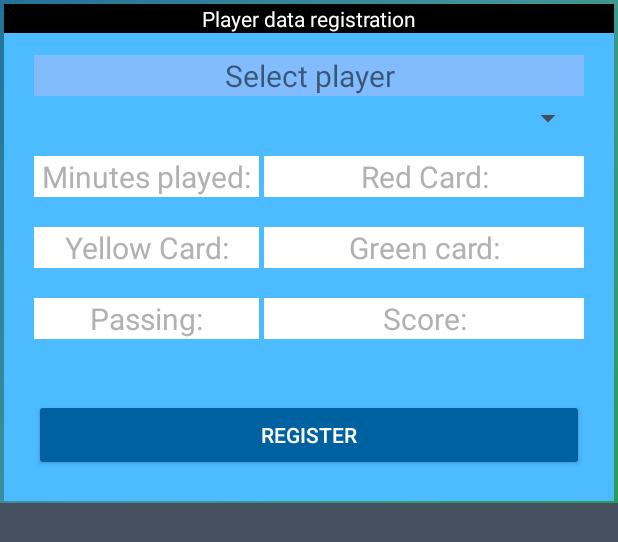
After one commit to gebib/Idretts_app, an Android app: the layout edit_camp_records.xml on its own in the app's theme, with its tools: preview values and no code run, on a phone screen of 412 x 824 dp. The commit adds this screen. Shown: the top 542 px of the screen. Run offline under Robolectric (Android 15) with nearby library versions, the phone set to English and light mode, and no system bars.

Commit message:
update20: trainer register camp records for selected player OK

```diff
--- a/app/src/main/java/com/example/gruppe43/idretts_app/application/controll/Authentication.java
+++ b/app/src/main/java/com/example/gruppe43/idretts_app/application/controll/Authentication.java
@@ -34,7 +34,7 @@ public class Authentication {
     protected DatabaseReference fbPlayerPostsDbRef;
     protected DatabaseReference fbUsersDbRef;
     protected DatabaseReference fbAbsenceDbRef;
-    protected DatabaseReference fbCapsDbRef;
+    protected DatabaseReference fbCapRecordsDbRef;
     private String email;
     private String pass;
     private DataBaseHelper databaseHelper;
@@ -48,7 +48,7 @@ public class Authentication {
         fbPlayerPostsDbRef = FirebaseDatabase.getInstance().getReference().child("PlayerPosts");
         fbUsersDbRef = FirebaseDatabase.getInstance().getReference().child("Users");
         fbAbsenceDbRef = FirebaseDatabase.getInstance().getReference().child("Abcences");
-        fbCapsDbRef = FirebaseDatabase.getInstance().getReference().child("Camps");
+        fbCapRecordsDbRef = FirebaseDatabase.getInstance().getReference().child("CampsRecords");
 
         fbAuth = FirebaseAuth.getInstance();
         this.mainActivity = mainActivity;
--- /dev/null
+++ b/app/src/main/res/layout/edit_camp_records.xml
@@ -0,0 +1,161 @@
+<?xml version="1.0" encoding="utf-8"?>
+<ScrollView xmlns:android="http://schemas.android.com/apk/res/android"
+    android:layout_width="fill_parent"
+    android:layout_height="fill_parent"
+    android:background="@color/iron"
+    android:fitsSystemWindows="true">
+
+    <RelativeLayout
+        android:layout_width="match_parent"
+        android:layout_height="wrap_content"
+        android:background="@drawable/gradient_bg_hover"
+        android:padding="1dp">
+
+        <RelativeLayout
+            android:id="@+id/secondRelativeLayout"
+            android:layout_width="match_parent"
+            android:layout_height="wrap_content"
+            android:layout_below="@+id/topRelativLayout"
+            android:background="@color/primary"
+            android:padding="20dp"
+            android:layout_marginLeft="1dp"
+            android:layout_marginRight="1dp"
+            android:layout_marginTop="1dp">
+
+            <TextView
+                android:id="@+id/textView10"
+                android:layout_width="wrap_content"
+                android:layout_height="wrap_content"
+                android:layout_alignParentEnd="true"
+                android:layout_alignParentStart="true"
+                android:layout_alignParentTop="true"
+                android:layout_marginTop="14dp"
+                android:textSize="20dp"
+                android:background="#82bcff"
+                android:gravity="center"
+                android:text="@string/select_player" />
+
+            <Spinner
+                android:id="@+id/spinnerCampRecordsSelectPlayer"
+                android:layout_width="match_parent"
+                android:layout_height="30dp"
+                android:layout_below="@+id/textView10"
+                android:layout_alignParentStart="true" />
+
+            <EditText
+                android:id="@+id/minutesPlayed"
+                android:layout_width="150dp"
+                android:textSize="20dp"
+                android:background="#ffffff"
+                android:gravity="center"
+                android:inputType="numberDecimal"
+                android:layout_marginTop="10dp"
+                android:layout_marginRight="3dp"
+                android:layout_height="wrap_content"
+                android:layout_below="@+id/spinnerCampRecordsSelectPlayer"
+                android:hint="@string/minutes_played"
+                android:textColorHint="#b1b1b1"
+                android:layout_alignParentStart="true" />
+            <EditText
+                android:id="@+id/redCards"
+                android:layout_width="40dp"
+                android:textSize="20dp"
+                android:background="#ffffff"
+                android:gravity="center"
+                android:inputType="numberDecimal"
+                android:layout_height="wrap_content"
+                android:hint="@string/red_card"
+                android:textColorHint="#b1b1b1"
+                android:layout_alignBaseline="@+id/minutesPlayed"
+                android:layout_alignBottom="@+id/minutesPlayed"
+                android:layout_alignParentEnd="true"
+                android:layout_toEndOf="@+id/minutesPlayed" />
+            <EditText
+                android:id="@+id/yellowCards"
+                android:layout_width="40dp"
+                android:textSize="20dp"
+                android:background="#ffffff"
+                android:layout_marginTop="20dp"
+                android:gravity="center"
+                android:inputType="numberDecimal"
+                android:layout_height="wrap_content"
+                android:hint="@string/yellow_card"
+                android:textColorHint="#b1b1b1"
+                android:layout_below="@+id/redCards"
+                android:layout_alignParentStart="true"
+                android:layout_toStartOf="@+id/redCards"
+                android:layout_alignEnd="@+id/minutesPlayed" />
+
+            <EditText
+                android:id="@+id/greenCards"
+                android:layout_width="40dp"
+                android:textSize="20dp"
+                android:background="#ffffff"
+                android:gravity="center"
+                android:inputType="numberDecimal"
+                android:layout_height="wrap_content"
+                android:hint="@string/green_cards"
+                android:textColorHint="#b1b1b1"
+                android:layout_alignBaseline="@+id/yellowCards"
+                android:layout_alignBottom="@+id/yellowCards"
+                android:layout_alignParentEnd="true"
+                android:layout_toEndOf="@+id/yellowCards"
+                android:layout_alignStart="@+id/redCards" />
+
+            <EditText
+                android:id="@+id/perfectPasses"
+                android:layout_width="40dp"
+                android:textSize="20dp"
+                android:background="#ffffff"
+                android:gravity="center"
+                android:layout_marginTop="20dp"
+                android:inputType="numberDecimal"
+                android:layout_height="wrap_content"
+                android:hint="@string/perfect_passings"
+                android:textColorHint="#b1b1b1"
+                android:layout_below="@+id/greenCards"
+                android:layout_alignParentStart="true"
+                android:layout_alignEnd="@+id/yellowCards" />
+            <EditText
+                android:id="@+id/scores"
+                android:layout_width="40dp"
+                android:textSize="20dp"
+                android:background="#ffffff"
+                android:gravity="center"
+                android:inputType="numberDecimal"
+                android:layout_height="wrap_content"
+                android:hint="Score:"
+                android:textColorHint="#b1b1b1"
+                android:layout_alignBaseline="@+id/perfectPasses"
+                android:layout_alignBottom="@+id/perfectPasses"
+                android:layout_alignParentEnd="true"
+                android:layout_alignStart="@+id/greenCards" />
+            <Button
+                android:id="@+id/campRecordDialogAddBtn"
+                android:layout_width="wrap_content"
+                android:layout_height="wrap_content"
+                android:layout_below="@+id/scores"
+                android:textColor="#ffffff"
+                android:layout_marginTop="40dp"
+                android:text="@string/registerDialog"
+                android:layout_alignParentStart="true"
+                android:layout_alignParentEnd="true" />
+
+        </RelativeLayout>
+
+        <TextView
+            android:id="@+id/fullActivityInfoTopBar"
+            android:layout_width="wrap_content"
+            android:layout_height="wrap_content"
+            android:layout_alignEnd="@+id/secondRelativeLayout"
+            android:layout_alignStart="@+id/secondRelativeLayout"
+            android:layout_alignTop="@+id/secondRelativeLayout"
+            android:background="@color/black"
+            android:gravity="center"
+            android:text="@string/player_data_registration"
+            android:textColor="#ffffff" />
+
+
+
+    </RelativeLayout>
+</ScrollView>
--- a/app/src/main/res/values/strings.xml
+++ b/app/src/main/res/values/strings.xml
@@ -71,8 +71,6 @@
     <string name="toastActivityUpdated">Activity updated!</string>
     <string name="toastPostRegSuccess">Registered!</string>
     <string name="toastPostEditSuccess">Post edited!</string>
-
-    <!-- TODO: Remove or change this placeholder text -->
     <string name="hello_blank_fragment">Hello blank fragment</string>
     <string name="personal_activity_registration">Personal activity registration</string>
     <string name="type_of_activity">Type of activity</string>
@@ -92,6 +90,17 @@
     <string name="playerPostDeleteToast">Your post is deleted. You can add new post any time.</string>
     <string name="informationLogPlayerActivityTextInfo">Here every player registers their personal sport activity after they have completed, or before starting. All personal trainings will be logged to a logg book of the coach.</string>
     <string name="informationLogPlayerActivityTextTitle">Information</string>
+    <string name="dialogCampRecords">Camp records</string>
+    <string name="select_player">Select player</string>
+    <string name="minutes_played">Minutes played:</string>
+    <string name="red_card">Red Card:</string>
+    <string name="yellow_card">Yellow Card:</string>
+    <string name="green_card">Green Card:</string>
+    <string name="register">REGISTER</string>
+    <string name="perfect_passings">Passing:</string>
+    <string name="green_cards">Green card:</string>
+    <string name="player_data_registration">Player data registration</string>
+    <string name="registerDialog">REGISTER</string>
 
 
 </resources>
```
Also changed, not shown: app/src/main/java/com/example/gruppe43/idretts_app/application/controll/DataBaseHelper.java (+89 -8 lines), app/src/main/java/com/example/gruppe43/idretts_app/application/helper_classes/EditAbsenceDialog.java (added, +8 -0 lines), app/src/main/java/com/example/gruppe43/idretts_app/application/helper_classes/EditCampRecordsDialog.java (added, +169 -0 lines), app/src/main/java/com/example/gruppe43/idretts_app/application/model/CampRecordsModel.java (added, +94 -0 lines), app/src/main/java/com/example/gruppe43/idretts_app/application/view/fragments/FullActivityInfo.java (+10 -11 lines).
